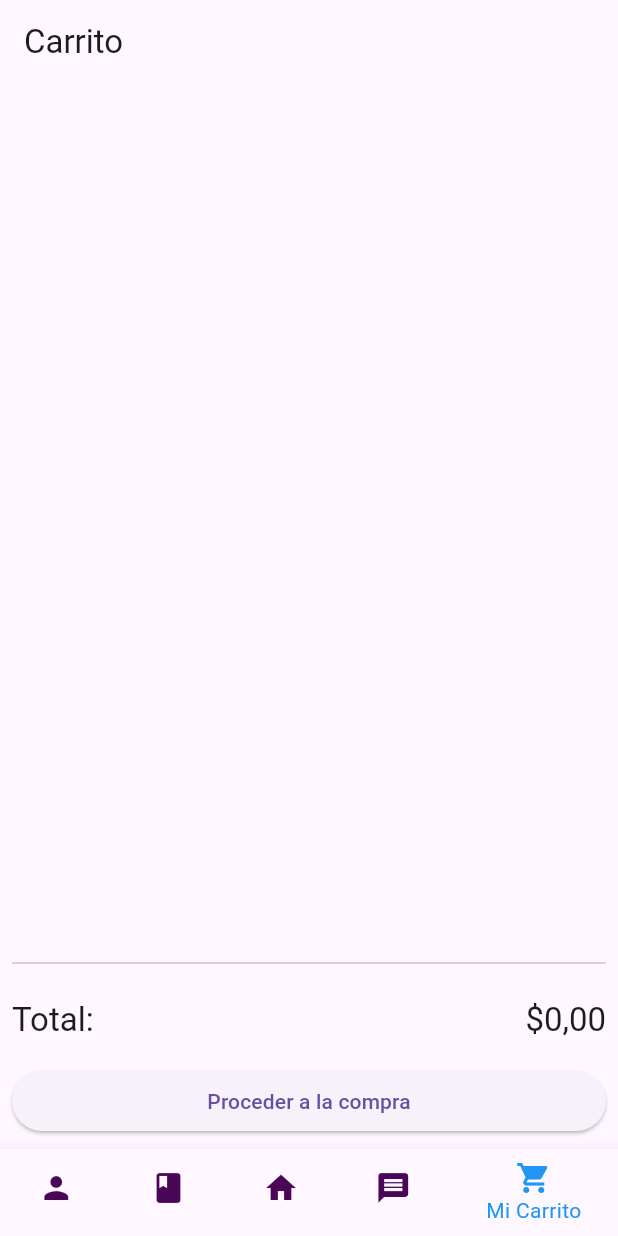
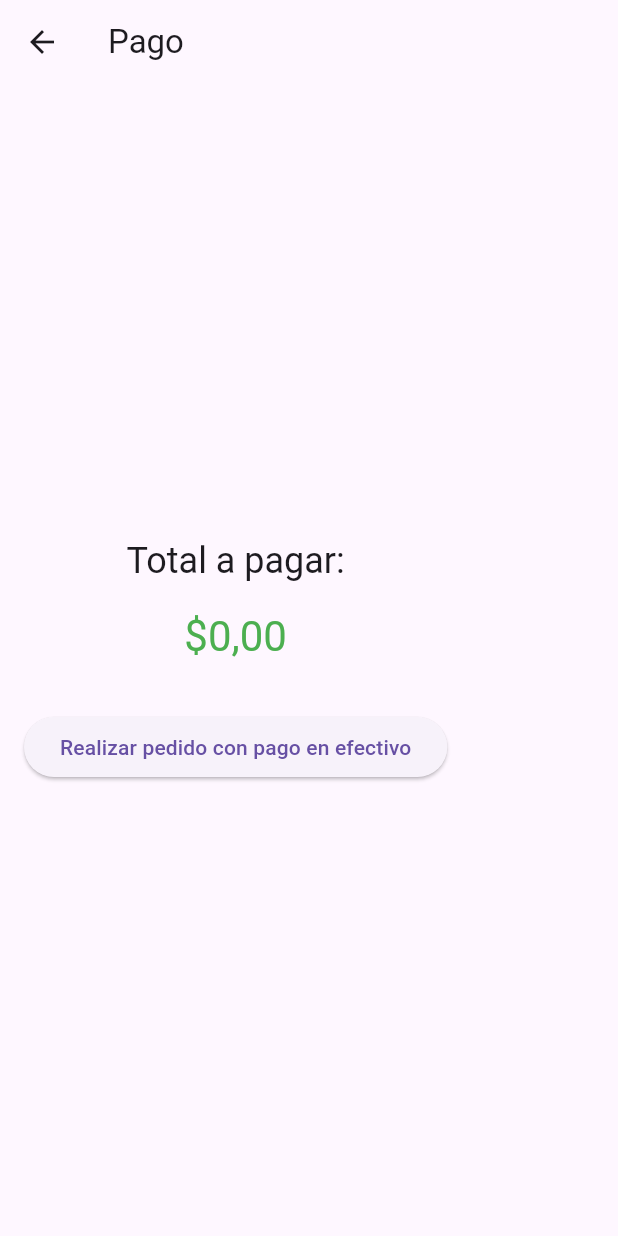
Before and after one commit to Jeronimo1520/contactArt-FlutterApp, a Flutter app: the CartPage screen opened by its route, item 5 of the bottom bar chosen, after a tap on "Proceder a la compra", on a phone screen of 412 x 824 dp. Run offline on Flutter 3.47's test engine with Material 3 defaults, Android fonts, the light colour scheme and no system bars; our stand-ins replace cloud_firestore, firebase_auth, firebase_core, firebase_storage, flutter_masked_text2, fluttertoast and 3 more; accounts and stored records are empty.

Commit message:
Feat: Proceder con el pago

```diff
--- a/lib/features/app/presentation/pages/cartPage.dart
+++ b/lib/features/app/presentation/pages/cartPage.dart
@@ -4,6 +4,7 @@ import 'package:flutter/material.dart';
 import 'package:contact_art/controllers/cartController.dart';
 import 'package:provider/provider.dart';
 import 'package:intl/intl.dart';
+import 'PaymentPage.dart';
 
 class CartPage extends StatefulWidget {
   const CartPage({super.key});
@@ -137,7 +138,12 @@ class _CartPageState extends State<CartPage> {
               width: double.infinity,
               child: ElevatedButton(
                 onPressed: () {
-                  // Implementar la funcionalidad de proceder a la compra
+                  Navigator.push(
+                    context,
+                    MaterialPageRoute(
+                      builder: (context) => PaymentPage(total: total),
+                    ),
+                  );
                 },
                 child: const Text('Proceder a la compra'),
               ),
--- /dev/null
+++ b/lib/features/app/presentation/pages/paymentPage.dart
@@ -0,0 +1,68 @@
+import 'package:flutter/material.dart';
+import 'package:intl/intl.dart';
+
+class PaymentPage extends StatelessWidget {
+  final double total;
+
+  PaymentPage({required this.total});
+
+  @override
+  Widget build(BuildContext context) {
+    final NumberFormat currencyFormat = NumberFormat.currency(
+      locale: 'es_ES',
+      symbol: '\$',
+      customPattern: '\u00A4#,##0.00',
+    );
+
+    void _showConfirmationDialog(BuildContext context) {
+      showDialog(
+        context: context,
+        builder: (BuildContext context) {
+          return AlertDialog(
+            title: const Text('Pedido realizado'),
+            content: const Text('Su pedido se ha realizado correctamente.'),
+            actions: <Widget>[
+              TextButton(
+                child: const Text('OK'),
+                onPressed: () {
+                  Navigator.of(context).pop();
+                  Navigator.of(context).pop();
+                },
+              ),
+            ],
+          );
+        },
+      );
+    }
+
+    return Scaffold(
+      appBar: AppBar(
+        title: const Text('Pago'),
+      ),
+      body: Padding(
+        padding: const EdgeInsets.all(16.0),
+        child: Column(
+          mainAxisAlignment: MainAxisAlignment.center,
+          children: [
+            Text(
+              'Total a pagar:',
+              style: Theme.of(context).textTheme.headline5,
+            ),
+            const SizedBox(height: 16),
+            Text(
+              currencyFormat.format(total),
+              style: Theme.of(context).textTheme.headline4?.copyWith(color: Colors.green),
+            ),
+            const SizedBox(height: 32),
+            ElevatedButton(
+              onPressed: () {
+                _showConfirmationDialog(context);
+              },
+              child: const Text('Realizar pedido con pago en efectivo'),
+            ),
+          ],
+        ),
+      ),
+    );
+  }
+}
```
